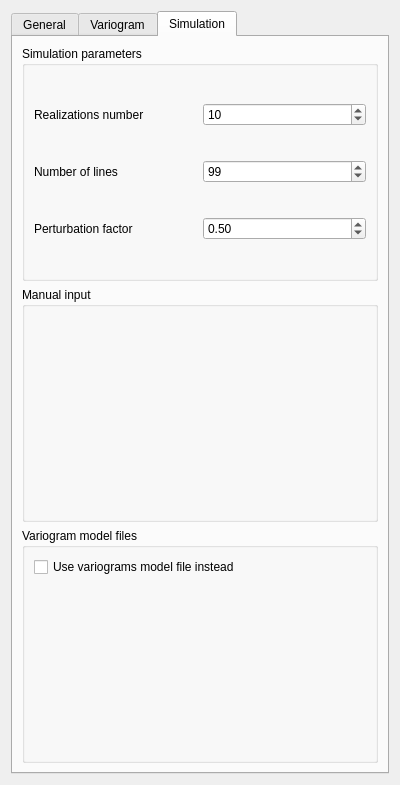
Qt form ui/sd_perturbation_uncertainty.ui (robertorolo/LPM-Geomod_Suite) before a commit.
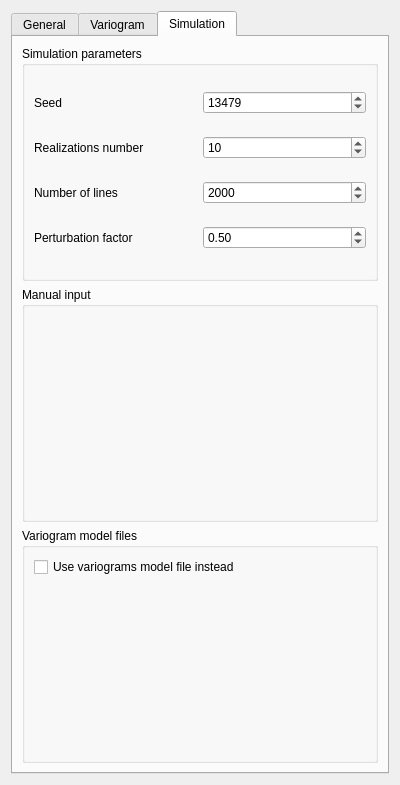
The same form after that commit. The open tabs and pages were chosen to show the change. Custom widgets are drawn as their Qt base class.

What changed in the file:
```diff
--- a/ui/sd_perturbation_uncertainty.ui
+++ b/ui/sd_perturbation_uncertainty.ui
@@ -213,7 +213,7 @@
              <number>10000</number>
             </property>
             <property name="value">
-             <number>99</number>
+             <number>2000</number>
             </property>
            </widget>
           </item>
@@ -231,6 +231,23 @@
             </property>
            </widget>
           </item>
+          <item row="0" column="1">
+           <widget class="QSpinBox" name="spinBox_3">
+            <property name="maximum">
+             <number>99999</number>
+            </property>
+            <property name="value">
+             <number>13479</number>
+            </property>
+           </widget>
+          </item>
+          <item row="0" column="0">
+           <widget class="QLabel" name="label_5">
+            <property name="text">
+             <string>Seed</string>
+            </property>
+           </widget>
+          </item>
          </layout>
         </widget>
        </item>
```
